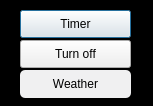
Old version of the form QT templates/firstWindow.ui in the repository readytow0rk/timer-weather.
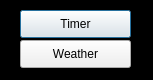
New version of the form. Icons and pictures are not drawn.

```diff
--- a/QT templates/firstWindow.ui
+++ b/QT templates/firstWindow.ui
@@ -7,7 +7,7 @@
     <x>0</x>
     <y>0</y>
     <width>153</width>
-    <height>106</height>
+    <height>80</height>
    </rect>
   </property>
   <property name="windowTitle">
@@ -47,7 +47,7 @@
     <string>Timer</string>
    </property>
   </widget>
-  <widget class="QPushButton" name="pb2">
+  <widget class="QPushButton" name="pb2_2">
    <property name="geometry">
     <rect>
      <x>20</x>
@@ -65,30 +65,6 @@
 QPushButton:hover {
 background-color: red;
 font-size: 20px;
-}
-</string>
-   </property>
-   <property name="text">
-    <string>Turn off</string>
-   </property>
-  </widget>
-  <widget class="QPushButton" name="pb2_2">
-   <property name="geometry">
-    <rect>
-     <x>20</x>
-     <y>70</y>
-     <width>111</width>
-     <height>28</height>
-    </rect>
-   </property>
-   <property name="styleSheet">
-    <string notr="true">QPushButton{
-border-radius:5px;
-background-color:rgb(240, 240, 241)
-}
-QPushButton:hover {
-background-color:rgb(0, 255, 255);
-font-size: 20px
 }
 </string>
    </property>
```
Left out of the diff: 2 changed lines with no effect on the pictures.
